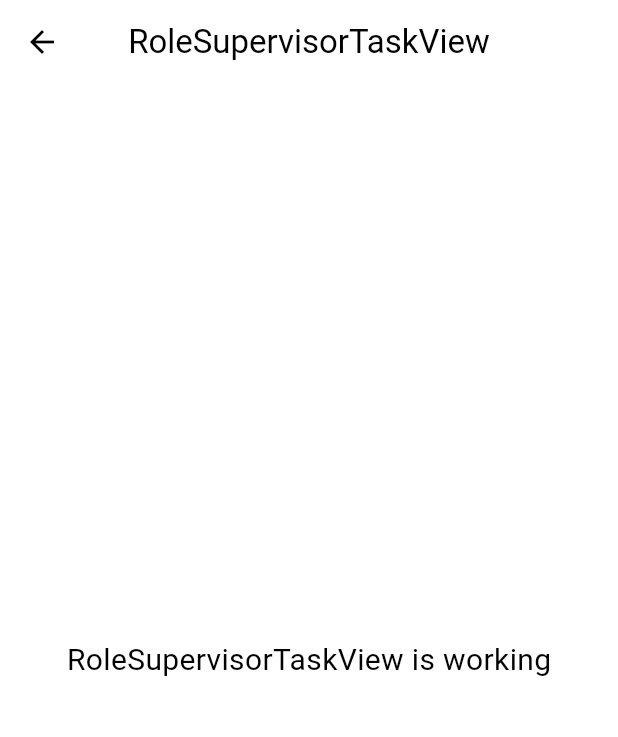
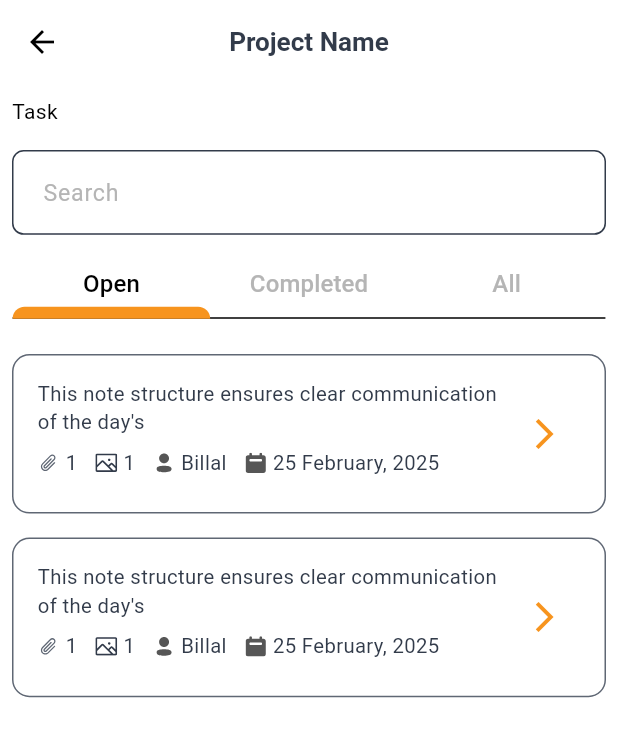
Before and after one commit to mahafujerrahman/Aim-Construction-App, a Flutter app: the RoleSupervisorTaskView screen opened by its route, on a phone screen of 412 x 824 dp. Shown: the top 737 px of the screen. Run offline on Flutter 3.47's test engine with Material 3 defaults, Android fonts, the phone set to English and light mode, and no system bars; our stand-ins replace cached_network_image, file_picker, flutter_html, flutter_screenutil, flutter_spinkit, flutter_svg and 9 more; accounts and stored records are empty.

```diff
--- a/lib/app/modules/role/supervisor/dailyLog/views/role_supervisor_daily_log_view.dart
+++ b/lib/app/modules/role/supervisor/dailyLog/views/role_supervisor_daily_log_view.dart
@@ -7,7 +7,7 @@ class RoleSupervisorDailyLogView extends StatelessWidget {
   Widget build(BuildContext context) {
     return Scaffold(
       appBar: AppBar(
-        title: const Text('RoleSupervisorTaskView'),
+        title: const Text('Project Name'),
         centerTitle: true,
       ),
       body: const Center(
--- /dev/null
+++ b/lib/app/modules/role/supervisor/task/views/openTaskScreen.dart
@@ -0,0 +1,55 @@
+import 'package:aim_construction_app/app/modules/role/supervisor/task/views/taskCard.dart';
+import 'package:aim_construction_app/app/routes/app_pages.dart';
+import 'package:flutter/material.dart';
+import 'package:flutter_screenutil/flutter_screenutil.dart';
+import 'package:get/get.dart';
+
+class SupervisorOpenTaskScreen extends StatelessWidget {
+  SupervisorOpenTaskScreen({super.key});
+
+
+  @override
+  Widget build(BuildContext context) {
+    return Scaffold(
+
+      body: SingleChildScrollView(
+        child: Padding(
+          padding: const EdgeInsets.all(8.0),
+          child: Column(
+            crossAxisAlignment: CrossAxisAlignment.start,
+            children: [
+              SizedBox(height: 16.h),
+              ListView.builder(
+                shrinkWrap: true,
+                physics: const NeverScrollableScrollPhysics(),
+                itemCount: 2,
+                itemBuilder: (context, index) {
+                  return Column(
+                    children: [
+                      InkWell(
+                        onTap :(){
+                          Get.toNamed(AppRoutes.taskStatusScreen);
+                        },
+                        child: TaskCard(
+                          noteText: "This note structure ensures clear communication of the day's",
+                          attachmentCount: 1,
+                          commentCount: 1,
+                          authorName: "Billal",
+                          date: "25 February, 2025",
+                          onTap: () {
+                            print('Card tapped');
+                          },
+                        ),
+                      ),
+                      const SizedBox(height: 16),
+                    ],
+                  );
+                },
+              ),
+            ],
+          ),
+        ),
+      ),
+    );
+  }
+}
--- a/lib/app/modules/role/supervisor/task/views/role_supervisor_task_view.dart
+++ b/lib/app/modules/role/supervisor/task/views/role_supervisor_task_view.dart
@@ -1,23 +1,151 @@
+import 'package:aim_construction_app/app/modules/role/supervisor/task/views/allTaskScreen.dart';
+import 'package:aim_construction_app/app/modules/role/supervisor/task/views/completedTaskScreen.dart';
+import 'package:aim_construction_app/app/modules/role/supervisor/task/views/openTaskScreen.dart';
+import 'package:aim_construction_app/common/widgets/custom_text_field.dart';
+import 'package:aim_construction_app/utils/app_colors.dart';
+import 'package:aim_construction_app/utils/style.dart';
 import 'package:flutter/material.dart';
+import 'package:flutter_screenutil/flutter_screenutil.dart';
 
-import 'package:get/get.dart';
+class RoleSupervisorTaskView extends StatefulWidget {
+  const RoleSupervisorTaskView({super.key});
 
-import '../controllers/role_supervisor_task_controller.dart';
+  @override
+  _RoleSupervisorTaskViewState createState() => _RoleSupervisorTaskViewState();
+}
 
-class RoleSupervisorTaskView extends GetView<RoleSupervisorTaskController> {
-  const RoleSupervisorTaskView({super.key});
+class _RoleSupervisorTaskViewState
+    extends State<RoleSupervisorTaskView> with SingleTickerProviderStateMixin {
+  late TabController _tabController;
+  final  TextEditingController textEditingController = TextEditingController();
+
+  @override
+  void initState() {
+    super.initState();
+    _tabController = TabController(length: 3, vsync: this);
+
+    _tabController.addListener(() {
+      setState(() {});
+    });
+  }
+
+
+  @override
+  void dispose() {
+    _tabController.dispose();
+    super.dispose();
+  }
+
   @override
   Widget build(BuildContext context) {
     return Scaffold(
+      backgroundColor: AppColors.white,
       appBar: AppBar(
-        title: const Text('RoleSupervisorTaskView'),
+        title: Text(
+          'Project Name',
+          style: AppStyles.fontSize18(fontWeight: FontWeight.w600,color: AppColors.color323B4A),
+        ),
         centerTitle: true,
       ),
-      body: const Center(
-        child: Text(
-          'RoleSupervisorTaskView is working',
-          style: TextStyle(fontSize: 20),
-        ),
+      body: Column(
+        crossAxisAlignment: CrossAxisAlignment.start,
+        children: [
+          Padding(
+            padding: const EdgeInsets.all(8.0),
+            child: Text('Task'),
+          ),
+          Padding(
+            padding: const EdgeInsets.all(8.0),
+            child: CustomTextField(
+              controller: textEditingController,
+              hintText: "Search",
+            ),
+          ),
+          // TabBar Section
+          Padding(
+            padding: EdgeInsets.symmetric(horizontal: 8.0.w),
+            child: TabBar(
+              controller: _tabController,
+              indicatorColor: Colors.transparent,
+              indicator: BoxDecoration(
+                color: AppColors.primaryColor,
+                borderRadius: BorderRadius.only(
+                  topLeft: Radius.circular(10),
+                  topRight: Radius.circular(10),
+                ),
+              ),
+              indicatorPadding: EdgeInsets.only(top: 40),
+              indicatorSize: TabBarIndicatorSize.tab,
+              unselectedLabelColor: AppColors.primaryColor,
+              tabs: [
+                Tab(
+                  child: Column(
+                    mainAxisAlignment: MainAxisAlignment.end,
+                    children: [
+                      Text(
+                        'Open',
+                        style: TextStyle(
+                          color: _tabController.index == 0
+                              ? AppColors.blackColor
+                              : AppColors.greyColor,
+                          fontWeight: FontWeight.w500,
+                          fontSize: 16,
+                        ),
+                      ),
+                      SizedBox(height: 10),
+                    ],
+                  ),
+                ),
+                Tab(
+                  child: Column(
+                    mainAxisAlignment: MainAxisAlignment.end,
+                    children: [
+                      Text(
+                        'Completed',
+                        style: TextStyle(
+                          color: _tabController.index == 1
+                              ? AppColors.blackColor
+                              : AppColors.greyColor,
+                          fontWeight: FontWeight.w500,
+                          fontSize: 16,
+                        ),
+                      ),
+                      SizedBox(height: 10.h),
+                    ],
+                  ),
+                ),
+                Tab(
+                  child: Column(
+                    mainAxisAlignment: MainAxisAlignment.end,
+                    children: [
+                      Text(
+                        'All',
+                        style: TextStyle(
+                          color: _tabController.index == 2
+                              ? AppColors.blackColor
+                              : AppColors.greyColor,
+                          fontWeight: FontWeight.w500,
+                          fontSize: 16,
+                        ),
+                      ),
+                      SizedBox(height: 10.h),
+                    ],
+                  ),
+                ),
+              ],
+            ),
+          ),
+          Expanded(
+            child: TabBarView(
+              controller: _tabController,
+              children:  [
+                SupervisorOpenTaskScreen(),
+                SupervisorCompletedTaskScreen(),
+                SupervisorAllTaskScreen(),
+              ],
+            ),
+          ),
+        ],
       ),
     );
   }
--- /dev/null
+++ b/lib/app/modules/role/supervisor/task/views/taskCard.dart
@@ -0,0 +1,85 @@
+import 'package:aim_construction_app/utils/app_colors.dart';
+import 'package:aim_construction_app/utils/app_icons.dart';
+import 'package:aim_construction_app/utils/style.dart';
+import 'package:flutter/material.dart';
+import 'package:flutter_screenutil/flutter_screenutil.dart';
+import 'package:flutter_svg/flutter_svg.dart';
+
+class TaskCard extends StatelessWidget {
+  final String noteText;
+  final int attachmentCount;
+  final int commentCount;
+  final String authorName;
+  final String date;
+  final VoidCallback onTap;
+
+  const TaskCard({
+    Key? key,
+    required this.noteText,
+    required this.attachmentCount,
+    required this.commentCount,
+    required this.authorName,
+    required this.date,
+    required this.onTap,
+  }) : super(key: key);
+
+  @override
+  Widget build(BuildContext context) {
+    return  Container(
+      height: 110.h,
+      width: MediaQuery.of(context).size.width,
+      decoration: BoxDecoration(
+        borderRadius: BorderRadius.circular(12.r),
+        border: Border.all(color: AppColors.color5F6774),
+        color: Colors.white,
+      ),
+      child: Padding(
+        padding: const EdgeInsets.all(16.0),
+        child: Row(
+          mainAxisAlignment: MainAxisAlignment.spaceBetween,
+          children: [
+            // Left side content
+            Expanded(
+              child: Column(
+                crossAxisAlignment: CrossAxisAlignment.start,
+                children: [
+                  Text(
+                    noteText,
+                    style: AppStyles.fontSize14(color: AppColors.color323B4A),
+                    overflow: TextOverflow.ellipsis,
+                    maxLines: 2,
+                  ),
+                  SizedBox(height: 8),
+                  Row(
+                    children: [
+                      SvgPicture.asset(AppIcons.attachmentIcon, height: 14.h,width: 14.w),
+                      SizedBox(width: 4),
+                      Text('$attachmentCount',style: AppStyles.fontSize14(color: AppColors.color323B4A)),
+                      SizedBox(width: 12),
+                      SvgPicture.asset(AppIcons.imageIcon, height: 14.h,width: 14.w,color: AppColors.color323B4A),
+                      SizedBox(width: 4),
+                      Text('$commentCount',style: AppStyles.fontSize14(color: AppColors.color323B4A)),
+                      SizedBox(width: 12),
+                      SvgPicture.asset(AppIcons.profileIcon, height: 14.h,width: 14.w),
+                      SizedBox(width: 4),
+                      Text(authorName,style: AppStyles.fontSize14(color: AppColors.color323B4A)),
+                      SizedBox(width: 12),
+                      SvgPicture.asset(AppIcons.calender, height: 14.h,width: 14.w),
+                      SizedBox(width: 4),
+                      Text(date,style: AppStyles.fontSize14(color: AppColors.color323B4A)),
+                    ],
+                  ),
+                ],
+              ),
+            ),
+            // Right side arrow
+            IconButton(
+              icon: Icon(Icons.arrow_forward_ios,color: AppColors.primaryColor),
+              onPressed: onTap,
+            ),
+          ],
+        ),
+      ),
+    );
+  }
+}
--- a/lib/app/routes/app_pages.dart
+++ b/lib/app/routes/app_pages.dart
@@ -28,6 +28,7 @@ import 'package:aim_construction_app/app/modules/role/supervisor/projectTool/bin
 import 'package:aim_construction_app/app/modules/role/supervisor/projectTool/views/role_supervisor_project_tool_view.dart';
 import 'package:aim_construction_app/app/modules/role/supervisor/task/bindings/role_supervisor_task_binding.dart';
 import 'package:aim_construction_app/app/modules/role/supervisor/task/views/role_supervisor_task_view.dart';
+import 'package:aim_construction_app/app/modules/role/supervisor/task/views/taskStatusScreen.dart';
 import 'package:aim_construction_app/app/modules/signup/bindings/signup_binding.dart';
 import 'package:aim_construction_app/app/modules/signup/views/signupScreen.dart';
 import 'package:aim_construction_app/app/modules/verifyEmail/bindings/verify_email_binding.dart';
@@ -77,6 +78,7 @@ class AppPages {
     GetPage(name: _Paths.ROLE_SUPERVISOR_TASK, page: () =>  RoleSupervisorTaskView(),binding: RoleSupervisorTaskBinding(),transition: Transition.noTransition),
     GetPage(name: _Paths.ROLE_SUPERVISOR_IMAGES, page: () =>  RoleSupervisorImagesView(),binding: RoleSupervisorImagesBinding(),transition: Transition.noTransition),
     GetPage(name: _Paths.ROLE_SUPERVISOR_DOCUMENTS, page: () =>  RoleSupervisorDocumentsView(),binding: RoleSupervisorDocumentsBinding(),transition: Transition.noTransition),
+    GetPage(name: _Paths.taskStatusScreen, page: () =>  TaskStatusScreen(),transition: Transition.noTransition),
 
 
   ];
--- a/lib/app/routes/app_routes.dart
+++ b/lib/app/routes/app_routes.dart
@@ -24,12 +24,12 @@ abstract class AppRoutes {
   static const privacyPolicyScreen = _Paths.privacyPolicyScreen;
   static const termsandConditionsScreen = _Paths.termsandConditionsScreen;
   static const aboutUsScreen = _Paths.aboutUsScreen;
-  static const ROLE_SUPERVISOR_ACTIVITY_SCREEN =
-      _Paths.ROLE_SUPERVISOR_ACTIVITY_SCREEN;
+  static const ROLE_SUPERVISOR_ACTIVITY_SCREEN = _Paths.ROLE_SUPERVISOR_ACTIVITY_SCREEN;
   static const ROLE_SUPERVISOR_DAILY_LOG = _Paths.ROLE_SUPERVISOR_DAILY_LOG;
   static const ROLE_SUPERVISOR_TASK = _Paths.ROLE_SUPERVISOR_TASK;
   static const ROLE_SUPERVISOR_IMAGES = _Paths.ROLE_SUPERVISOR_IMAGES;
   static const ROLE_SUPERVISOR_DOCUMENTS = _Paths.ROLE_SUPERVISOR_DOCUMENTS;
+  static const taskStatusScreen = _Paths.taskStatusScreen;
 }
 
 abstract class _Paths {
@@ -62,4 +62,5 @@ abstract class _Paths {
   static const ROLE_SUPERVISOR_TASK = '/task';
   static const ROLE_SUPERVISOR_IMAGES = '/images';
   static const ROLE_SUPERVISOR_DOCUMENTS = '/documents';
+  static const taskStatusScreen = '/taskStatusScreen';
 }
--- a/lib/common/widgets/custom_appBar_title.dart
+++ b/lib/common/widgets/custom_appBar_title.dart
@@ -40,10 +40,7 @@ class CustomAppBarTitle extends StatelessWidget implements PreferredSizeWidget {
                 onTap:  () {
                  // Get.toNamed(Routes.MESSAGE);
                 },
-                child: SvgPicture.asset(
-                  AppIcons.massageIcon,
-                  height: 40.h,
-                ),
+                child: SvgPicture.asset(AppIcons.massageIcon, height: 40.h),
               ),
               if(isShowChat && notificationCount != null && notificationCount!.isNotEmpty)
                 Positioned(
--- a/lib/common/widgets/custom_text_field.dart
+++ b/lib/common/widgets/custom_text_field.dart
@@ -112,11 +112,11 @@ class _CustomTextFieldState extends State<CustomTextField> {
         hintText: widget.hintText,
         labelStyle: widget.labelTextStyle,
           enabledBorder: OutlineInputBorder(
-      borderSide: BorderSide(color: AppColors.primaryColor),
+      borderSide: BorderSide(color: AppColors.color323B4A),
       borderRadius: BorderRadius.circular(8.r),
     ),
     focusedBorder: OutlineInputBorder(
-      borderSide: BorderSide(color: AppColors.primaryColor),
+      borderSide: BorderSide(color: AppColors.color323B4A),
     borderRadius: BorderRadius.circular(8.r),
     ),
       ),
--- a/lib/utils/app_icons.dart
+++ b/lib/utils/app_icons.dart
@@ -31,6 +31,10 @@ class AppIcons{
   static String excelFileIcon ="$baseUrl/excelFileIcon.svg";
   static String downloadIcon ="$baseUrl/downloadIcon.svg";
   static String deletedIcon ="$baseUrl/deletedIcon.svg";
+  static String attachmentIcon ="$baseUrl/attachmentIcon.svg";
+  static String file_icon ="$baseUrl/file_icon.svg";
+  static String calender ="$baseUrl/calender.svg";
+
 
 
 
```
Also changed, not shown: lib/app/modules/role/supervisor/task/views/allTaskScreen.dart (added, +49 -0 lines), lib/app/modules/role/supervisor/task/views/completedTaskScreen.dart (added, +51 -0 lines), lib/app/modules/role/supervisor/task/views/taskStatusScreen.dart (added, +216 -0 lines), assets/icons/attachmentIcon.svg (added), assets/icons/gmail.svg (renamed from assets/icons/Gmail.svg).
